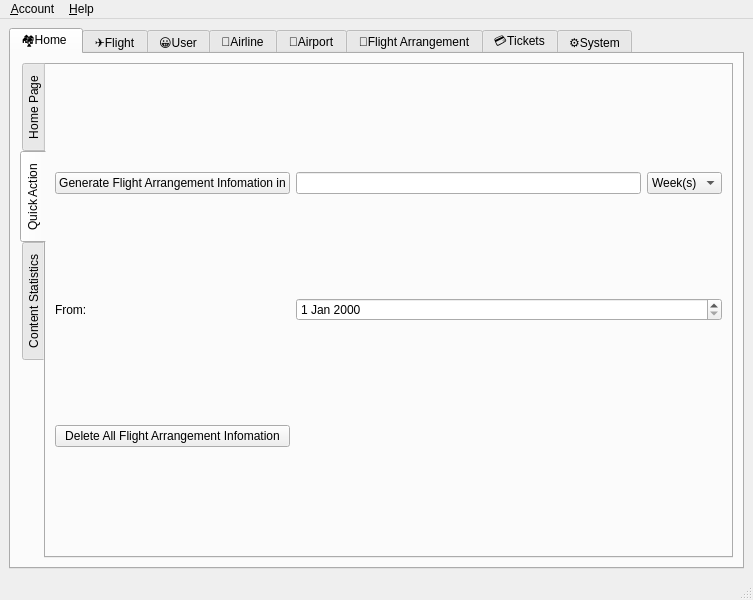
Before: the Qt Designer form mainplatformwindow.ui in Aloereed/Flightman_Platform_DATA130039, drawn with Qt 5.
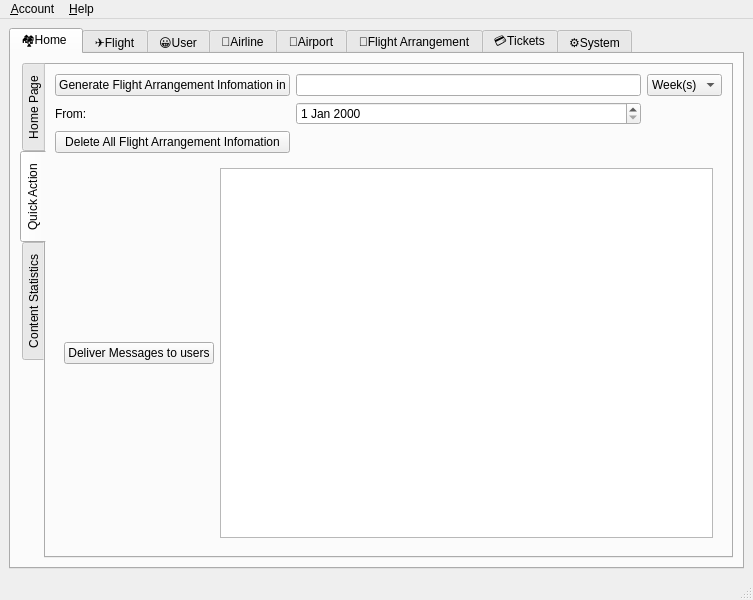
After: the same form once the commit is applied. The open tabs and pages were chosen to show the change. Icons and pictures are not drawn.

The edit to the form file:
```diff
--- a/mainplatformwindow.ui
+++ b/mainplatformwindow.ui
@@ -94,30 +94,43 @@
              <string>Quick Action</string>
             </attribute>
             <layout class="QGridLayout" name="gridLayout_2">
-             <item row="0" column="1">
-              <widget class="QLineEdit" name="lineEdit"/>
-             </item>
-             <item row="0" column="0">
-              <widget class="QPushButton" name="pushButton_5">
-               <property name="text">
-                <string>Generate Flight Arrangement Infomation in</string>
-               </property>
-              </widget>
-             </item>
-             <item row="5" column="0">
+             <item row="2" column="0">
               <widget class="QPushButton" name="pushButton_6">
                <property name="text">
                 <string>Delete All Flight Arrangement Infomation</string>
                </property>
               </widget>
              </item>
-             <item row="2" column="0">
-              <widget class="QLabel" name="label_10">
+             <item row="3" column="0" colspan="3">
+              <widget class="QWidget" name="widget_5" native="true">
+               <layout class="QVBoxLayout" name="verticalLayout_6">
+                <item>
+                 <layout class="QHBoxLayout" name="horizontalLayout_14">
+                  <item>
+                   <widget class="QPushButton" name="pushButton_11">
+                    <property name="text">
+                     <string>Deliver Messages to users</string>
+                    </property>
+                   </widget>
+                  </item>
+                  <item>
+                   <widget class="QTextEdit" name="textEdit"/>
+                  </item>
+                 </layout>
+                </item>
+               </layout>
+              </widget>
+             </item>
+             <item row="0" column="0">
+              <widget class="QPushButton" name="pushButton_5">
                <property name="text">
-                <string>From:</string>
+                <string>Generate Flight Arrangement Infomation in</string>
                </property>
               </widget>
              </item>
+             <item row="1" column="1">
+              <widget class="QDateEdit" name="dateEdit"/>
+             </item>
              <item row="0" column="2">
               <widget class="QComboBox" name="comboBox_3">
                <item>
@@ -132,8 +145,15 @@
                </item>
               </widget>
              </item>
-             <item row="2" column="1" colspan="2">
-              <widget class="QDateEdit" name="dateEdit"/>
+             <item row="1" column="0">
+              <widget class="QLabel" name="label_10">
+               <property name="text">
+                <string>From:</string>
+               </property>
+              </widget>
+             </item>
+             <item row="0" column="1">
+              <widget class="QLineEdit" name="lineEdit"/>
              </item>
             </layout>
            </widget>
@@ -892,6 +912,17 @@
      </widget>
     </item>
    </layout>
+   <widget class="QWidget" name="">
+    <property name="geometry">
+     <rect>
+      <x>0</x>
+      <y>0</y>
+      <width>100</width>
+      <height>30</height>
+     </rect>
+    </property>
+    <layout class="QVBoxLayout" name="verticalLayout_5"/>
+   </widget>
   </widget>
   <widget class="QMenuBar" name="menuBar">
    <property name="geometry">
```
Left out of the diff: 12 changed lines with no effect on the pictures.
